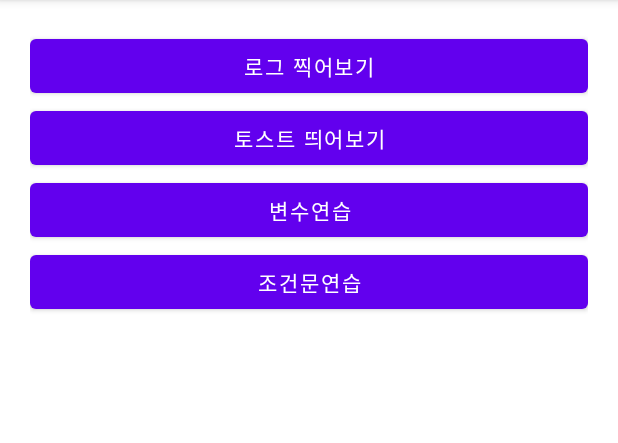
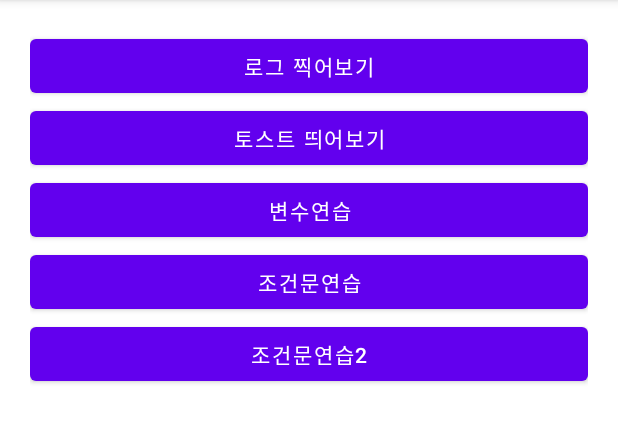
Before and after one commit to neraize/kotlinBasic_20220215, an Android app: the screen it shows after launch (MainActivity), on a phone screen of 412 x 824 dp, the part 84-527 px from its top. Run offline under Robolectric (Android 15) with nearby library versions, the phone set to English and light mode, and no system bars.

Commit message:
비교연산자 / 논리연사자 모두 활용 예시

```diff
--- a/app/src/main/res/layout/activity_main.xml
+++ b/app/src/main/res/layout/activity_main.xml
@@ -32,4 +32,9 @@
         android:layout_height="wrap_content"
         android:text="조건문연습"/>
 
+    <Button
+        android:id="@+id/btnCondition2"
+        android:layout_width="match_parent"
+        android:layout_height="wrap_content"
+        android:text="조건문연습2"/>
 </LinearLayout>
```
Also changed, not shown: app/src/main/java/com/nepplus/kotlinbasic_20220215/MainActivity.kt (+30 -0 lines).
